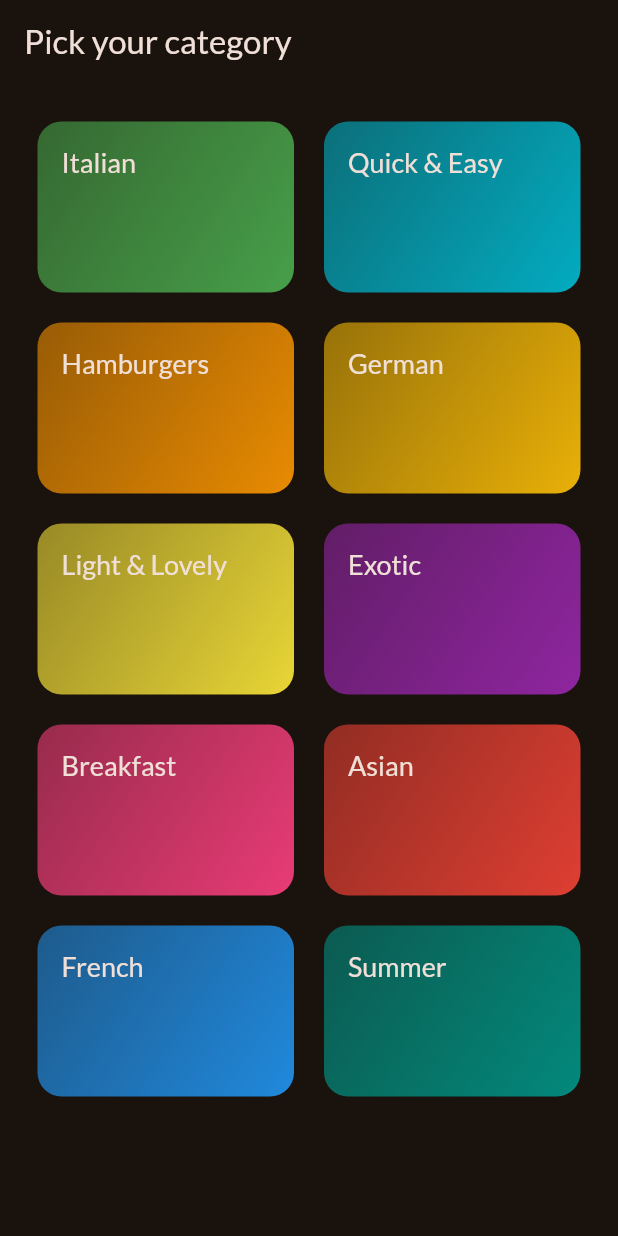
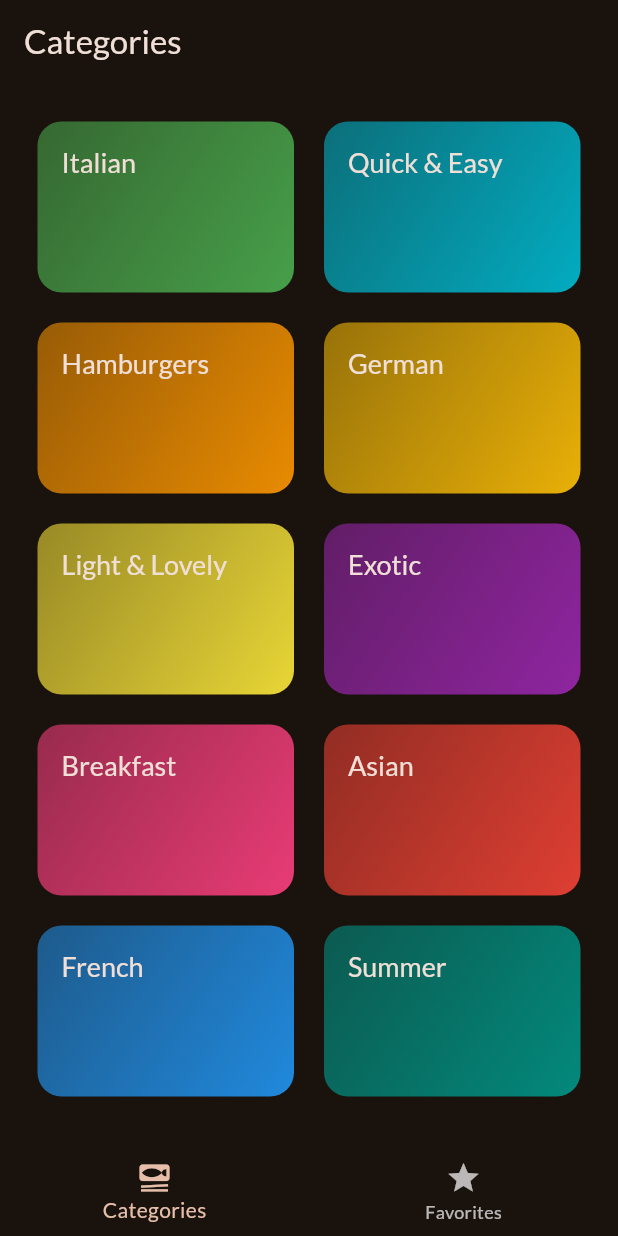
Before and after one commit to aliciabat/meals_app, a Flutter app: the screen it shows after launch, on a phone screen of 412 x 824 dp. Run offline on Flutter 3.47's test engine with Material 3 defaults, Android fonts, the phone set to English and light mode, and no system bars; our stand-ins replace google_fonts, transparent_image.

Commit message:
feat: tabs

```diff
--- a/lib/main.dart
+++ b/lib/main.dart
@@ -1,7 +1,7 @@
 import 'package:flutter/material.dart';
 
 import 'package:google_fonts/google_fonts.dart';
-import 'package:meals/screens/categories.dart';
+import 'package:meals/screens/tabs.dart';
 
 final theme = ThemeData(
   useMaterial3: true,
@@ -23,7 +23,7 @@ class App extends StatelessWidget {
   Widget build(BuildContext context) {
     return MaterialApp(
       theme: theme,
-      home: const CategoriesScreen(),
+      home: const TabsScreen(),
     );
   }
 }
--- a/lib/screens/categories.dart
+++ b/lib/screens/categories.dart
@@ -1,11 +1,17 @@
 import 'package:flutter/material.dart';
 import 'package:meals/data/dummy_data.dart';
 import 'package:meals/models/category.dart';
+import 'package:meals/models/meal.dart';
 import 'package:meals/screens/meals.dart';
 import 'package:meals/widgets/category_grid.dart';
 
 class CategoriesScreen extends StatelessWidget {
-  const CategoriesScreen({super.key});
+  const CategoriesScreen({
+    super.key,
+    required this.onToggleFavorite,
+  });
+
+  final void Function(Meal meal) onToggleFavorite;
 
   void _selectCategory(BuildContext context, Category category) {
     final filteredMeals = dummyMeals
@@ -18,6 +24,7 @@ class CategoriesScreen extends StatelessWidget {
         builder: (ctx) => MealsScreen(
           title: category.title,
           meals: filteredMeals,
+          onToggleFavorite: onToggleFavorite,
         ),
       ),
     );
@@ -25,11 +32,7 @@ class CategoriesScreen extends StatelessWidget {
 
   @override
   Widget build(BuildContext context) {
-    return Scaffold(
-      appBar: AppBar(
-        title: const Text('Pick your category'),
-      ),
-      body: GridView(
+    return GridView(
       padding: const EdgeInsets.all(25),
       gridDelegate: const SliverGridDelegateWithFixedCrossAxisCount(
         crossAxisCount: 2,
@@ -46,7 +49,6 @@ class CategoriesScreen extends StatelessWidget {
             },
           )
       ],
-      ),
     );
   }
 }
--- /dev/null
+++ b/lib/screens/tabs.dart
@@ -0,0 +1,71 @@
+import 'package:flutter/material.dart';
+import 'package:meals/models/meal.dart';
+import 'package:meals/screens/categories.dart';
+import 'package:meals/screens/meals.dart';
+
+class TabsScreen extends StatefulWidget {
+  const TabsScreen({super.key});
+
+  @override
+  State<TabsScreen> createState() {
+    return _TabsScreenState();
+  }
+}
+
+class _TabsScreenState extends State<TabsScreen> {
+  int _selectedPageIndex = 0;
+  final List<Meal> _favoriteMeals = [];
+
+  void _toggleFavoriteMeal(Meal meal) {
+    final isExisting = _favoriteMeals.contains(meal);
+
+    if (isExisting) {
+      _favoriteMeals.remove(meal);
+    } else {
+      _favoriteMeals.add(meal);
+    }
+  }
+
+  void _selectPage(int index) {
+    setState(() {
+      _selectedPageIndex = index;
+    });
+  }
+
+  @override
+  Widget build(BuildContext context) {
+    Widget activePage = CategoriesScreen(
+      onToggleFavorite: _toggleFavoriteMeal,
+    );
+    var activePageTitle = 'Categories';
+
+    if (_selectedPageIndex == 1) {
+      activePage = MealsScreen(
+        meals: [],
+        onToggleFavorite: _toggleFavoriteMeal,
+      );
+      activePageTitle = 'Your Favorites';
+    }
+
+    return Scaffold(
+      appBar: AppBar(
+        title: Text(activePageTitle),
+      ),
+      body: activePage,
+      bottomNavigationBar: BottomNavigationBar(
+        onTap: _selectPage,
+        currentIndex: _selectedPageIndex,
+        items: const [
+          BottomNavigationBarItem(
+            icon: Icon(Icons.set_meal),
+            label: 'Categories',
+          ),
+          BottomNavigationBarItem(
+            icon: Icon(Icons.star),
+            label: 'Favorites',
+          ),
+        ],
+      ),
+    );
+  }
+}
```
Also changed, not shown: lib/screens/meal_details.dart (+10 -0 lines), lib/screens/meals.dart (+13 -4 lines). Lines whose indentation alone changed are shown as unchanged.
